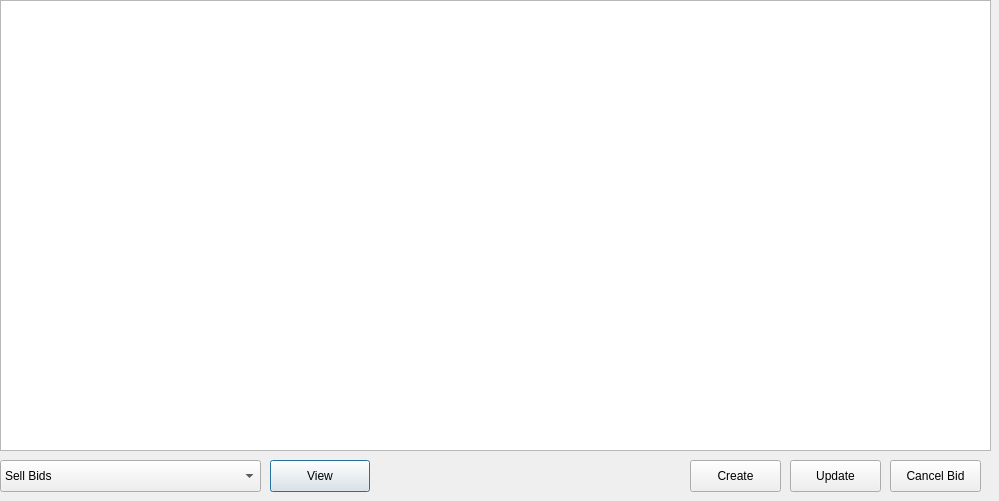
Old version of the form View/ViewBids.ui in the repository maybeIllchangeitlater/SimpleStockExchange.
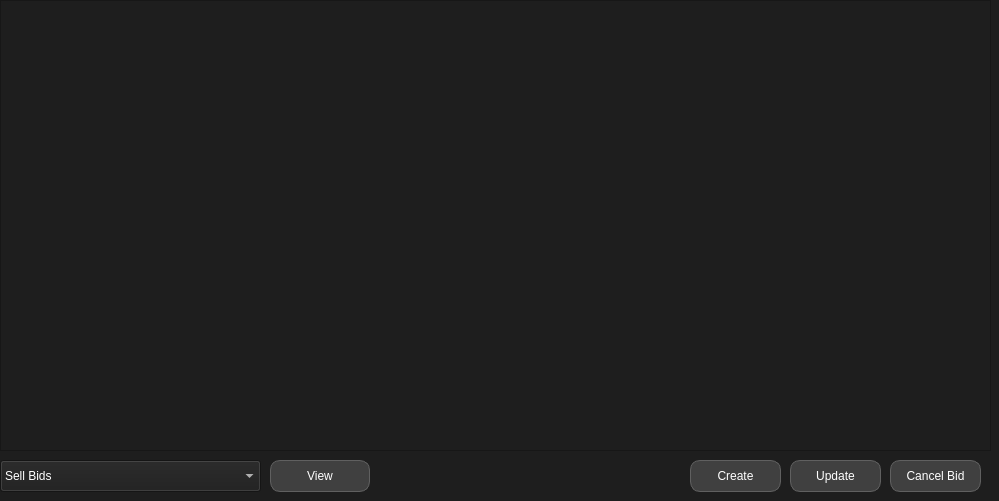
New version of the form.

Commit message: style sheets and round buttons

Diff of the .ui file:
```diff
--- a/View/ViewBids.ui
+++ b/View/ViewBids.ui
@@ -11,7 +11,27 @@
    </rect>
   </property>
   <property name="windowTitle">
-   <string>Dialog</string>
+   <string>Bids</string>
+  </property>
+  <property name="styleSheet">
+   <string notr="true">QWidget {
+    background-color: #1E1E1E;
+    color: #FFFFFF;
+}
+
+QLineEdit, QTextEdit, QPlainTextEdit {
+    background-color: #2E2E2E;
+    color: #FFFFFF;
+}
+
+QPushButton {
+    background-color: #404040;
+    color: #FFFFFF;
+    border: 1px solid #606060;
+    border-radius: 10px; 
+    padding: 5px 10px;  
+}
+</string>
   </property>
   <widget class="QComboBox" name="comboBox">
    <property name="geometry">
```
Left out of the diff: 3 changed lines with no effect on the pictures. The commit also changes 13 other files.
